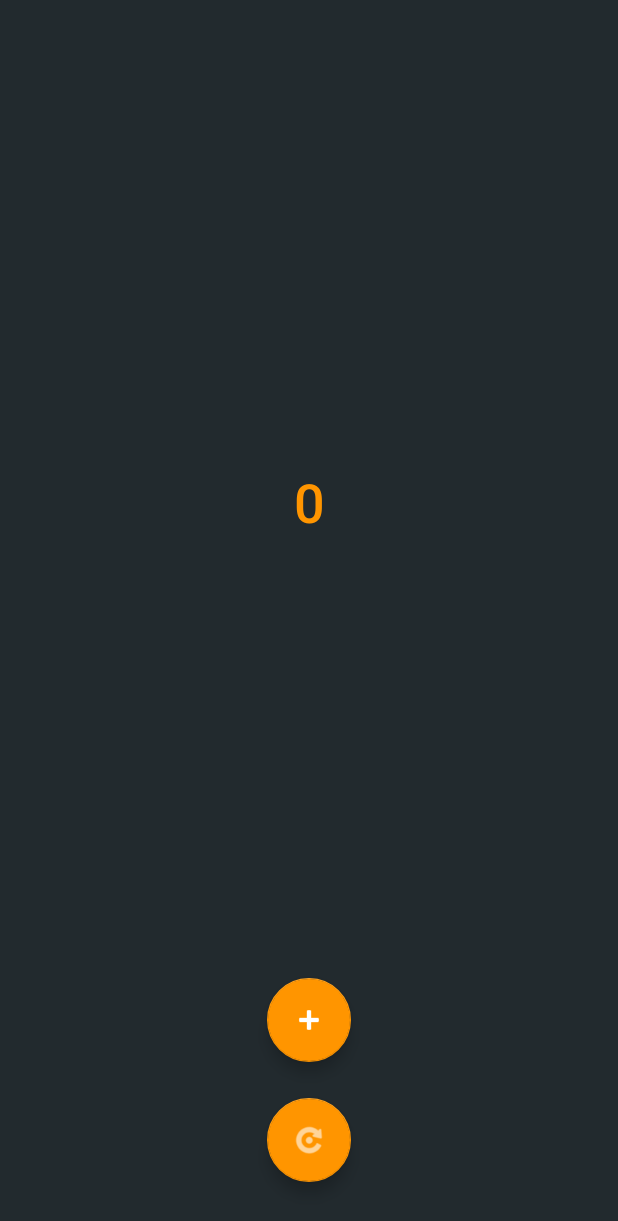
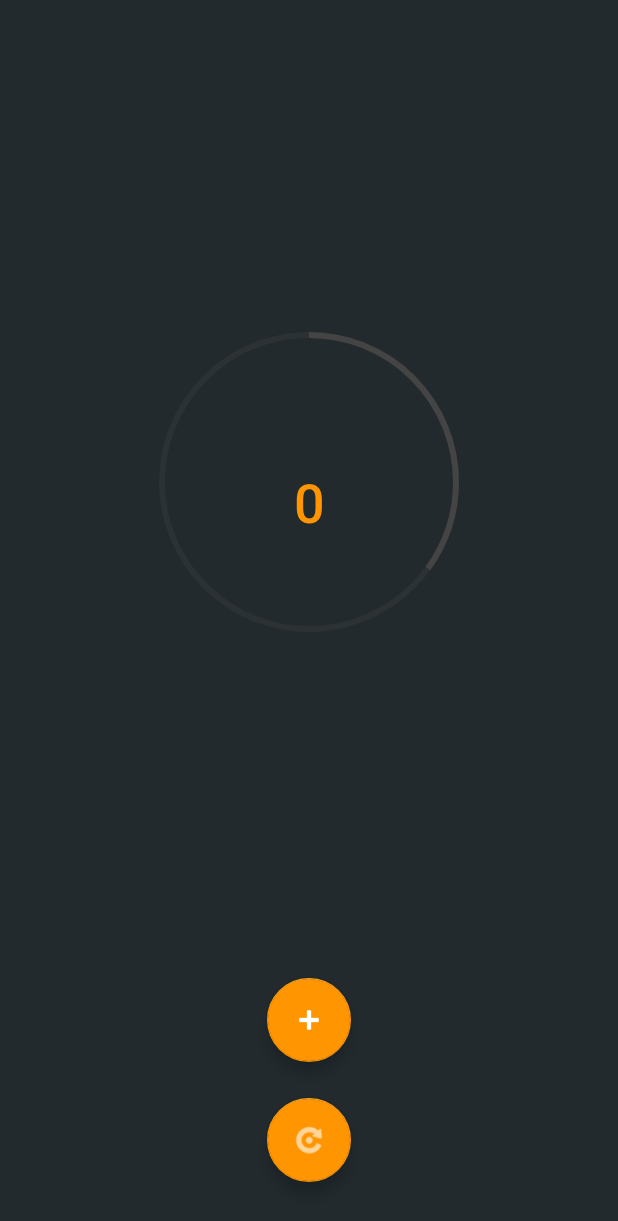
Before and after one commit to GilgameshTC/Traffles, an Android app: the screen it shows after launch (MainActivity), on a phone screen of 412 x 824 dp. Shown: the top 1221 px of the screen. Run offline under Robolectric (Android 15) with nearby library versions, the phone set to English and light mode, and no system bars.

Commit message:
Integrated CircularProgressBar into MainActivity

```diff
--- a/app/src/main/java/com/gilgameshtc/traffles/MainActivity.java
+++ b/app/src/main/java/com/gilgameshtc/traffles/MainActivity.java
@@ -1,7 +1,6 @@
 package com.gilgameshtc.traffles;
 
 import android.app.AlertDialog;
-import android.content.Context;
 import android.content.DialogInterface;
 import android.content.SharedPreferences;
 import android.os.Bundle;
@@ -15,7 +14,6 @@ import android.view.MenuItem;
 import android.view.View;
 import android.view.Window;
 import android.view.WindowManager;
-import android.view.inputmethod.InputMethodManager;
 import android.widget.Button;
 import android.widget.EditText;
 
--- a/app/src/main/res/layout/activity_main.xml
+++ b/app/src/main/res/layout/activity_main.xml
@@ -63,4 +63,18 @@
         app:layout_constraintStart_toStartOf="parent"
         app:layout_constraintTop_toTopOf="parent" />
 
+    <com.gilgameshtc.traffles.CircleProgressBar
+        android:id="@+id/custom_progressBar"
+        android:layout_width="200dp"
+        android:layout_height="200dp"
+        android:layout_margin="10dp"
+        app:progress="35"
+        app:progressBarThickness="4dp"
+        app:layout_constraintBottom_toBottomOf="parent"
+        app:layout_constraintEnd_toEndOf="parent"
+        app:layout_constraintHorizontal_bias="0.5"
+        app:layout_constraintVertical_bias="0.35"
+        app:layout_constraintStart_toStartOf="parent"
+        app:layout_constraintTop_toTopOf="parent"/>
+
 </android.support.constraint.ConstraintLayout>
```
